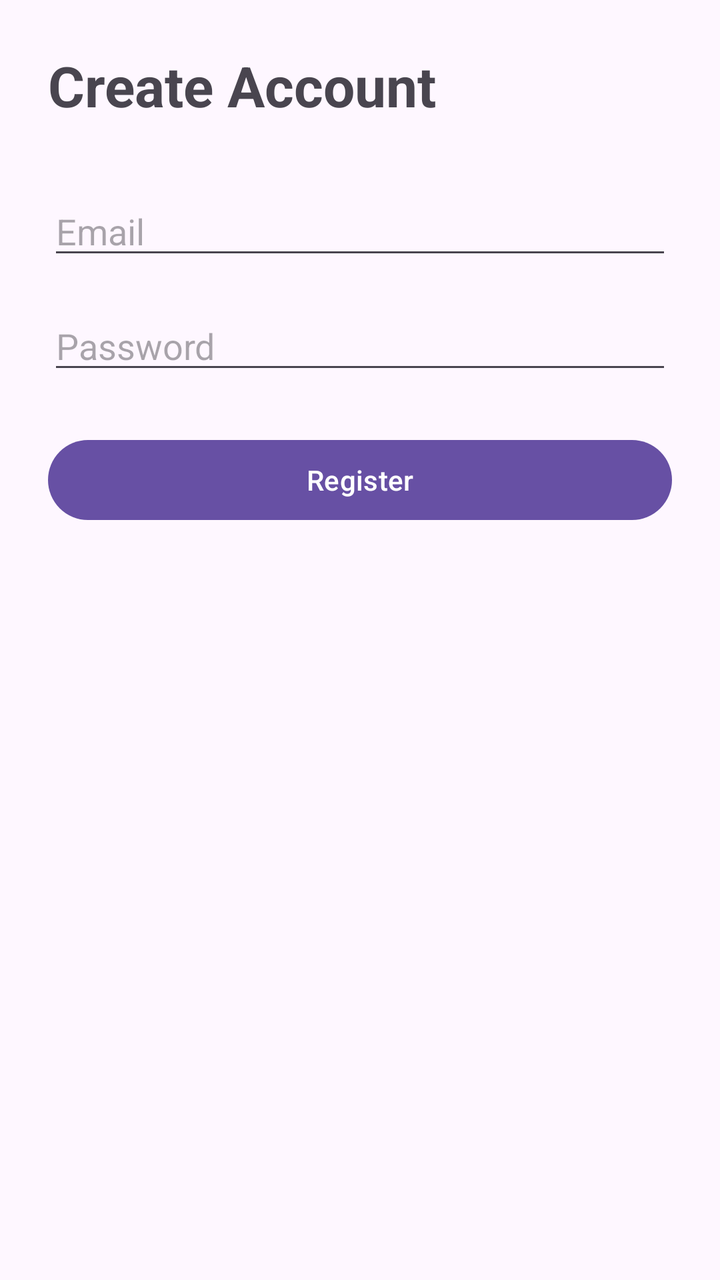
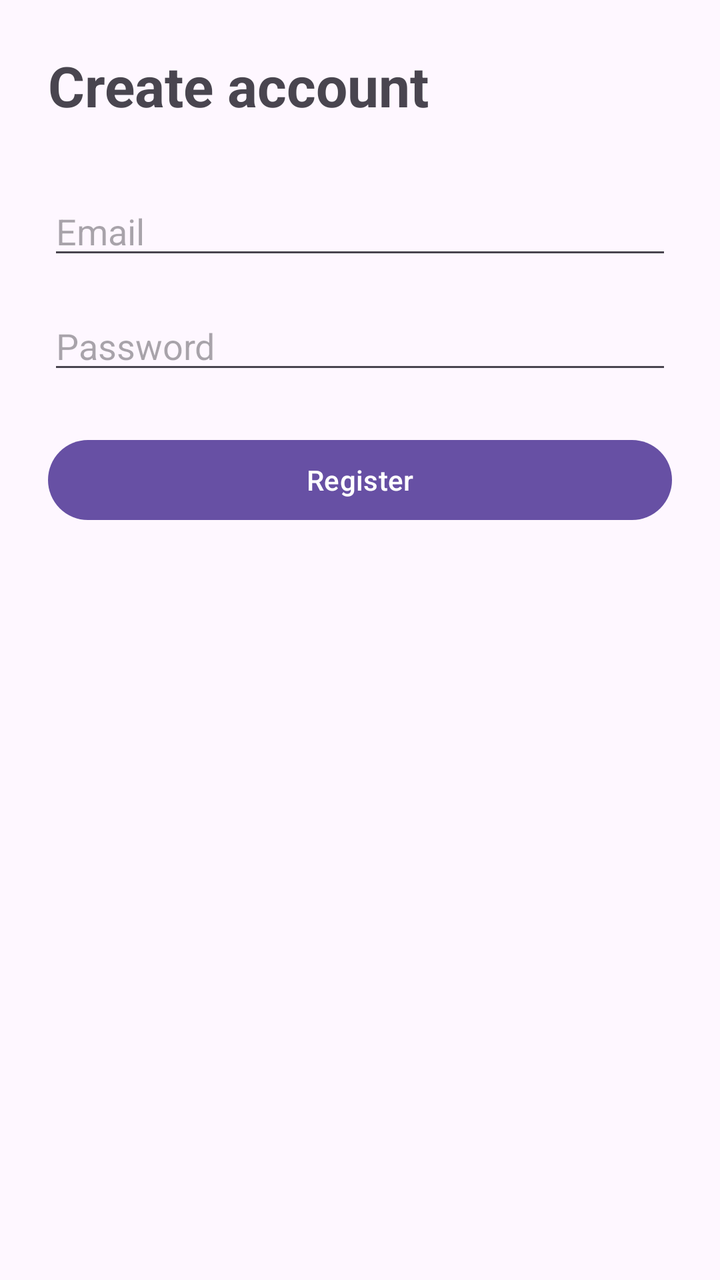

Two renders of the same Android screen: before a commit and after it. Below are the layout's source before the change and the commit's diff.
<!-- AndroidManifest.xml: application theme Theme.CimerMK -->
<!-- res/layout/activity_register.xml -->
<?xml version="1.0" encoding="utf-8"?>
<LinearLayout xmlns:android="http://schemas.android.com/apk/res/android"
    android:layout_width="match_parent"
    android:layout_height="match_parent"
    android:orientation="vertical"
    android:padding="24dp">

    <TextView
        android:layout_width="wrap_content"
        android:layout_height="wrap_content"
        android:text="Create Account"
        android:textSize="28sp"
        android:textStyle="bold"
        android:layout_marginBottom="32dp" />

    <EditText
        android:id="@+id/etRegisterEmail"
        android:layout_width="match_parent"
        android:layout_height="wrap_content"
        android:hint="Email" />

    <EditText
        android:id="@+id/etRegisterPassword"
        android:layout_width="match_parent"
        android:layout_height="wrap_content"
        android:hint="Password"
        android:inputType="textPassword"
        android:layout_marginTop="16dp" />

    <Button
        android:id="@+id/btnRegister"
        android:layout_width="match_parent"
        android:layout_height="wrap_content"
        android:text="Register"
        android:layout_marginTop="24dp" />

</LinearLayout>
<!-- resources referenced by this layout -->
<resources>
  <style name="Theme.CimerMK" parent="Base.Theme.CimerMK" />
  <style name="Base.Theme.CimerMK" parent="Theme.Material3.DayNight.NoActionBar">
          
          
      </style>
</resources>

<!-- the commit's change to res/layout/activity_register.xml (unified diff, before → after) -->
@@ -1,5 +1,6 @@
 <?xml version="1.0" encoding="utf-8"?>
-<LinearLayout xmlns:android="http://schemas.android.com/apk/res/android"
+<LinearLayout
+    xmlns:android="http://schemas.android.com/apk/res/android"
     android:layout_width="match_parent"
     android:layout_height="match_parent"
     android:orientation="vertical"
@@ -8,7 +9,7 @@
     <TextView
         android:layout_width="wrap_content"
         android:layout_height="wrap_content"
-        android:text="Create Account"
+        android:text="@string/create_account"
         android:textSize="28sp"
         android:textStyle="bold"
         android:layout_marginBottom="32dp" />
@@ -17,13 +18,13 @@
         android:id="@+id/etRegisterEmail"
         android:layout_width="match_parent"
         android:layout_height="wrap_content"
-        android:hint="Email" />
+        android:hint="@string/email" />
 
     <EditText
         android:id="@+id/etRegisterPassword"
         android:layout_width="match_parent"
         android:layout_height="wrap_content"
-        android:hint="Password"
+        android:hint="@string/password"
         android:inputType="textPassword"
         android:layout_marginTop="16dp" />
 
@@ -31,7 +32,7 @@
         android:id="@+id/btnRegister"
         android:layout_width="match_parent"
         android:layout_height="wrap_content"
-        android:text="Register"
+        android:text="@string/register"
         android:layout_marginTop="24dp" />
 
 </LinearLayout>
<!-- resource entries referenced after the edit -->
@@ -1,5 +1,9 @@
 <!-- resources referenced by this layout -->
 <resources>
+  <string name="create_account">Create account</string>
+  <string name="email">Email</string>
+  <string name="password">Password</string>
+  <string name="register">Register</string>
   <style name="Theme.CimerMK" parent="Base.Theme.CimerMK" />
   <style name="Base.Theme.CimerMK" parent="Theme.Material3.DayNight.NoActionBar">
           
